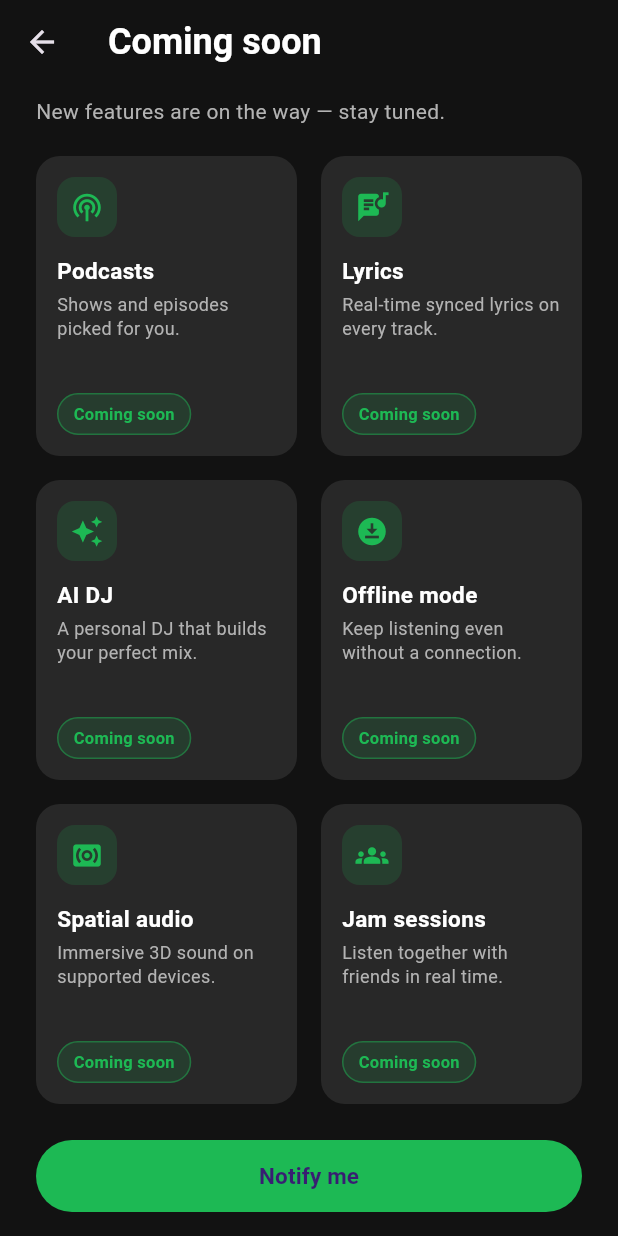
After one commit to merjohnpagente/spotify, a Flutter app: the ComingSoonTab screen opened directly, on a phone screen of 412 x 824 dp. The commit adds this screen. Run offline on Flutter 3.47's test engine with Material 3 defaults, Android fonts, the light colour scheme and no system bars; our stand-ins replace audioplayers, cached_network_image, cloud_firestore, firebase_auth, firebase_core, flutter_riverpod and 2 more; missing offline and left inert: youtube_explode_dart; accounts and stored records are empty.

Commit message:
feat: Coming Soon tab + Firestore fixes; drop Jamendo
- Revert Jamendo integration (101b39a): feature not wanted after all
- Firestore client sync now skips when there is no Firebase Auth session
  (email users are mirrored by the backend admin SDK; rules deny unauth writes)
- Add rules-tests/: emulator-based security-rules suite - 7/7 cases pass
  (firebase emulators:exec, needs JRE 21 for firebase-tools 15)
- Verified live release cloud.firestore -> ruleset 05bf2b31 matches local
  firestore.rules byte-for-byte (deployed via Rules API; live :test harness
  blocked for the service account, used local emulator instead)
- Add ComingSoonTab as 5th bottom-nav item: 6 feature teaser cards with
  coming-soon badges, Notify-me snackbar, ScrollRegistry index 4

```diff
--- a/lib/main_screen.dart
+++ b/lib/main_screen.dart
@@ -13,6 +13,7 @@ import 'package:spotify_fy/tabs/home_tab.dart';
 import 'package:spotify_fy/tabs/search_tab.dart';
 import 'package:spotify_fy/tabs/library_tab.dart';
 import 'package:spotify_fy/tabs/profile_tab.dart';
+import 'package:spotify_fy/tabs/coming_soon_tab.dart';
 import 'package:spotify_fy/views/player_screen.dart';
 
 class MainScreen extends ConsumerStatefulWidget {
@@ -32,6 +33,7 @@ class _MainScreenState extends ConsumerState<MainScreen> with TickerProviderStat
     SearchTab(),
     LibraryTab(),
     ProfileTab(),
+    ComingSoonTab(),
   ];
 
   @override
@@ -195,6 +197,10 @@ class _MainScreenState extends ConsumerState<MainScreen> with TickerProviderStat
             icon: Icon(Icons.person, size: 24),
             label: 'Profile',
           ),
+          BottomNavigationBarItem(
+            icon: Icon(Icons.upcoming, size: 24),
+            label: 'Coming',
+          ),
         ],
       ),
     );
--- /dev/null
+++ b/lib/tabs/coming_soon_tab.dart
@@ -0,0 +1,215 @@
+import 'package:flutter/material.dart';
+import 'package:flutter_riverpod/flutter_riverpod.dart';
+
+import 'package:spotify_fy/theme.dart';
+import 'package:spotify_fy/utils/scroll_registry.dart';
+
+/// A teaser tab showcasing features that are planned but not built yet.
+class ComingSoonTab extends ConsumerStatefulWidget {
+  const ComingSoonTab({super.key});
+
+  @override
+  ConsumerState<ComingSoonTab> createState() => _ComingSoonTabState();
+}
+
+class _ComingSoonTabState extends ConsumerState<ComingSoonTab> {
+  final ScrollController _scrollController = ScrollController();
+
+  static const List<_TeaserFeature> _features = [
+    _TeaserFeature(
+      icon: Icons.podcasts,
+      title: 'Podcasts',
+      description: 'Shows and episodes picked for you.',
+    ),
+    _TeaserFeature(
+      icon: Icons.lyrics,
+      title: 'Lyrics',
+      description: 'Real-time synced lyrics on every track.',
+    ),
+    _TeaserFeature(
+      icon: Icons.auto_awesome,
+      title: 'AI DJ',
+      description: 'A personal DJ that builds your perfect mix.',
+    ),
+    _TeaserFeature(
+      icon: Icons.download_for_offline,
+      title: 'Offline mode',
+      description: 'Keep listening even without a connection.',
+    ),
+    _TeaserFeature(
+      icon: Icons.surround_sound,
+      title: 'Spatial audio',
+      description: 'Immersive 3D sound on supported devices.',
+    ),
+    _TeaserFeature(
+      icon: Icons.groups,
+      title: 'Jam sessions',
+      description: 'Listen together with friends in real time.',
+    ),
+  ];
+
+  @override
+  void initState() {
+    super.initState();
+    ScrollRegistry.register(4, _scrollController);
+  }
+
+  @override
+  void dispose() {
+    ScrollRegistry.unregister(4);
+    _scrollController.dispose();
+    super.dispose();
+  }
+
+  void _notifyMe() {
+    ScaffoldMessenger.of(context)
+      ..hideCurrentSnackBar()
+      ..showSnackBar(const SnackBar(content: Text("You'll be notified!")));
+  }
+
+  @override
+  Widget build(BuildContext context) {
+    return Scaffold(
+      backgroundColor: SpotifyColors.primaryBackground,
+      appBar: AppBar(
+        backgroundColor: SpotifyColors.primaryBackground,
+        elevation: 0,
+        title: const Text(
+          'Coming soon',
+          style: TextStyle(
+            color: SpotifyColors.textPrimary,
+            fontSize: 24,
+            fontWeight: FontWeight.bold,
+          ),
+        ),
+      ),
+      body: ListView(
+        controller: _scrollController,
+        padding: const EdgeInsets.symmetric(horizontal: 24, vertical: 8),
+        children: [
+          const Text(
+            'New features are on the way — stay tuned.',
+            style: TextStyle(
+              color: SpotifyColors.textSecondary,
+              fontSize: 14,
+            ),
+          ),
+          const SizedBox(height: 20),
+          GridView.builder(
+            shrinkWrap: true,
+            physics: const NeverScrollableScrollPhysics(),
+            gridDelegate: const SliverGridDelegateWithMaxCrossAxisExtent(
+              maxCrossAxisExtent: 240,
+              mainAxisExtent: 200,
+              crossAxisSpacing: 16,
+              mainAxisSpacing: 16,
+            ),
+            itemCount: _features.length,
+            itemBuilder: (context, index) => _buildFeatureCard(_features[index]),
+          ),
+          const SizedBox(height: 24),
+          FilledButton(
+            onPressed: _notifyMe,
+            style: FilledButton.styleFrom(
+              backgroundColor: SpotifyColors.primaryAccent,
+              minimumSize: const Size.fromHeight(48),
+              shape: RoundedRectangleBorder(
+                borderRadius: BorderRadius.circular(24),
+              ),
+            ),
+            child: const Text(
+              'Notify me',
+              style: TextStyle(
+                fontSize: 15,
+                fontWeight: FontWeight.w700,
+              ),
+            ),
+          ),
+          const SizedBox(height: 16),
+        ],
+      ),
+    );
+  }
+
+  Widget _buildFeatureCard(_TeaserFeature feature) {
+    return Container(
+      padding: const EdgeInsets.all(14),
+      decoration: BoxDecoration(
+        color: SpotifyColors.cardBackground,
+        borderRadius: BorderRadius.circular(16),
+      ),
+      child: Column(
+        crossAxisAlignment: CrossAxisAlignment.start,
+        children: [
+          Container(
+            width: 40,
+            height: 40,
+            decoration: BoxDecoration(
+              color: SpotifyColors.primaryAccent.withValues(alpha: 0.16),
+              borderRadius: BorderRadius.circular(12),
+            ),
+            child: Icon(
+              feature.icon,
+              size: 22,
+              color: SpotifyColors.primaryAccent,
+            ),
+          ),
+          const SizedBox(height: 12),
+          Text(
+            feature.title,
+            maxLines: 1,
+            overflow: TextOverflow.ellipsis,
+            style: const TextStyle(
+              color: SpotifyColors.textPrimary,
+              fontSize: 15,
+              fontWeight: FontWeight.w700,
+            ),
+          ),
+          const SizedBox(height: 4),
+          Text(
+            feature.description,
+            maxLines: 2,
+            overflow: TextOverflow.ellipsis,
+            style: const TextStyle(
+              color: SpotifyColors.textSecondary,
+              fontSize: 12,
+              height: 1.3,
+            ),
+          ),
+          const Spacer(),
+          Container(
+            padding: const EdgeInsets.symmetric(horizontal: 10, vertical: 5),
+            decoration: BoxDecoration(
+              color: SpotifyColors.primaryAccent.withValues(alpha: 0.14),
+              borderRadius: BorderRadius.circular(999),
+              border: Border.all(
+                color: SpotifyColors.primaryAccent.withValues(alpha: 0.45),
+              ),
+            ),
+            child: const Text(
+              'Coming soon',
+              style: TextStyle(
+                color: SpotifyColors.primaryAccent,
+                fontSize: 11,
+                fontWeight: FontWeight.w700,
+                letterSpacing: 0.2,
+              ),
+            ),
+          ),
+        ],
+      ),
+    );
+  }
+}
+
+class _TeaserFeature {
+  const _TeaserFeature({
+    required this.icon,
+    required this.title,
+    required this.description,
+  });
+
+  final IconData icon;
+  final String title;
+  final String description;
+}
```
Also changed, not shown: lib/services/firestore_user_service.dart (+10 -2 lines), rules-tests/package.json (added, +13 -0 lines), rules-tests/package-lock.json (added), 1 other file.
